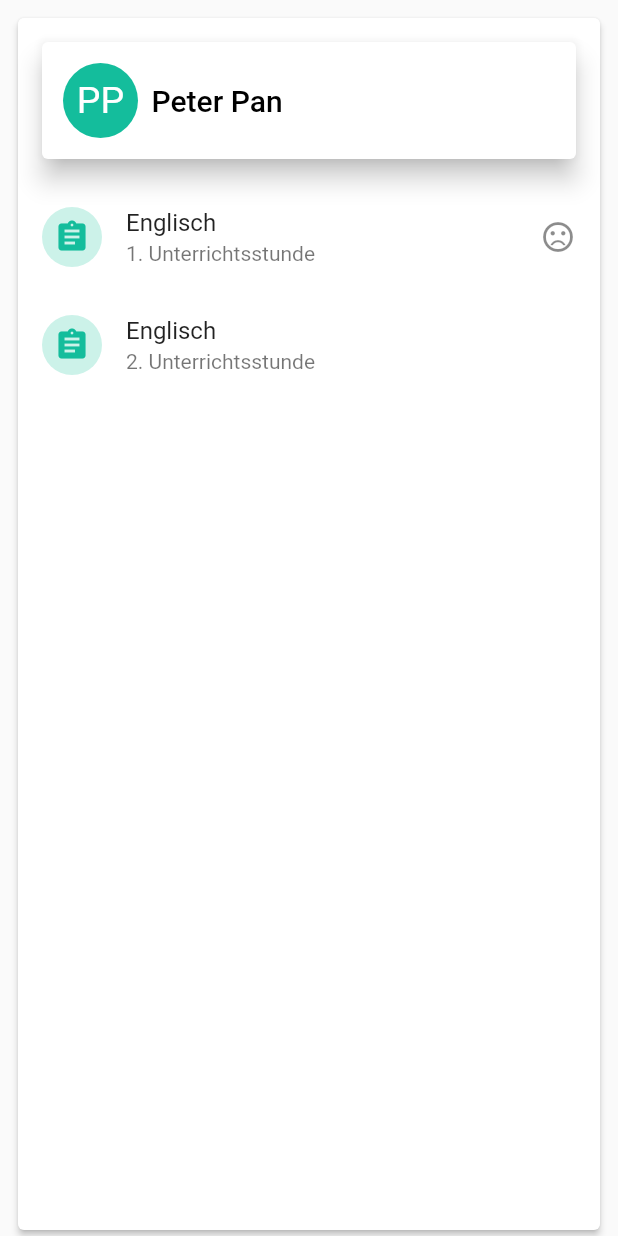
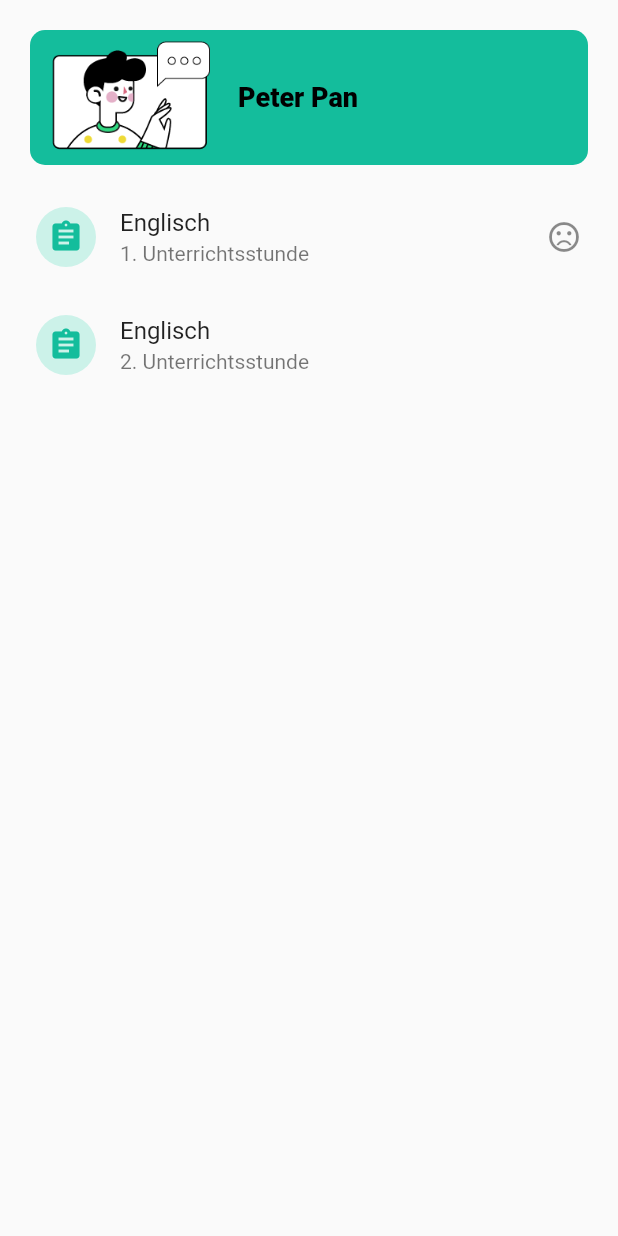
Before and after one commit to chauvu183/flexed-mobile, a Flutter app: the StudentPage widget shown alone on an empty page, opened directly with sample values from the repository, on a phone screen of 412 x 824 dp. Run offline on Flutter 3.47's test engine with Material 2 defaults, Android fonts, the phone set to English and light mode, and no system bars.

Commit message:
update info card

```diff
--- a/lib/pages/feedback/widgets/student_carousel/widgets/student_page.dart
+++ b/lib/pages/feedback/widgets/student_carousel/widgets/student_page.dart
@@ -100,14 +100,9 @@ class _StudentPageState extends State<StudentPage> {
   Widget build(BuildContext context) {
     return Padding(
       padding: EdgeInsets.fromLTRB(8.0, 8.0, 8.0, 0.0),
-      child: Card(
-        elevation: 2,
       child: Column(
         children: <Widget>[
-            Padding(
-              padding: EdgeInsets.all(12.0),
-              child: InfoCard(student: _student),
-            ),
+          InfoCard(student: _student),
 
           Flexible(
             child: FutureBuilder(
@@ -134,7 +129,6 @@ class _StudentPageState extends State<StudentPage> {
           ),
         ],
       ),
-      )
     );
   }
 
--- a/lib/shared/infocard/info_card.dart
+++ b/lib/shared/infocard/info_card.dart
@@ -10,34 +10,49 @@ class InfoCard extends StatelessWidget {
 
   @override
   Widget build(BuildContext context) {
-    return Card(
-      elevation: 7,
+    return Padding(
+      padding: const EdgeInsets.all(12.0),
+      child: Container(
+        decoration: BoxDecoration(
+          color: Theme.of(context).primaryColor,
+          borderRadius: BorderRadius.all(Radius.circular(10))
+        ),
         child: Padding(
-        padding: const EdgeInsets.all(12.0),
+          padding: EdgeInsets.symmetric(horizontal: 10, vertical: 5),
           child: Row(
             children: <Widget>[
-            Padding(
-              padding: EdgeInsets.all(2.0),
-              child: Avatar(initials: student.getInitials()),
+              Container(
+                height: 80,
+                child: Image(
+                  fit: BoxFit.contain,
+                  image: AssetImage(
+                    'images/boyForPageStudent-01.png',
+                  ),
+                ),
               ),
 
-            Padding(
-              padding: EdgeInsets.only(left: 5),
+              Flexible(
+                child: Padding(
+                  padding: EdgeInsets.only(left: 15),
                   child: Column(
                     mainAxisSize: MainAxisSize.min,
                     crossAxisAlignment: CrossAxisAlignment.start,
                     children: <Widget>[
-                  Padding(
-                    padding: EdgeInsets.all(2),
-                    child: Text(student.getFullName(), style: Theme.of(context).textTheme.headline6),
+                      Text(
+                        student.getFullName(),
+                        style: Theme.of(context).textTheme.headline6.copyWith(
+                          fontWeight: FontWeight.w800,
+                          fontSize: 18),
                       ),
                     ]
+                ),
                 ),
               ),
 
             ],
           ),
         ),
+      ),
     );
   }
 }
```
Lines whose indentation alone changed are shown as unchanged.
